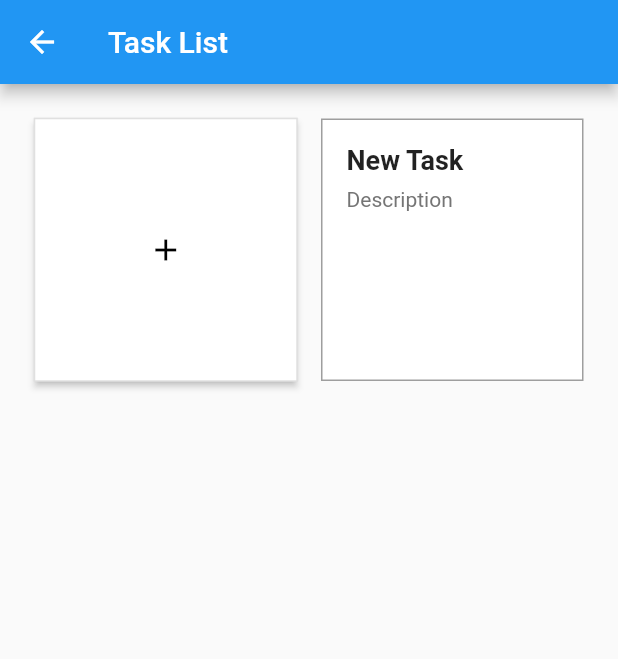
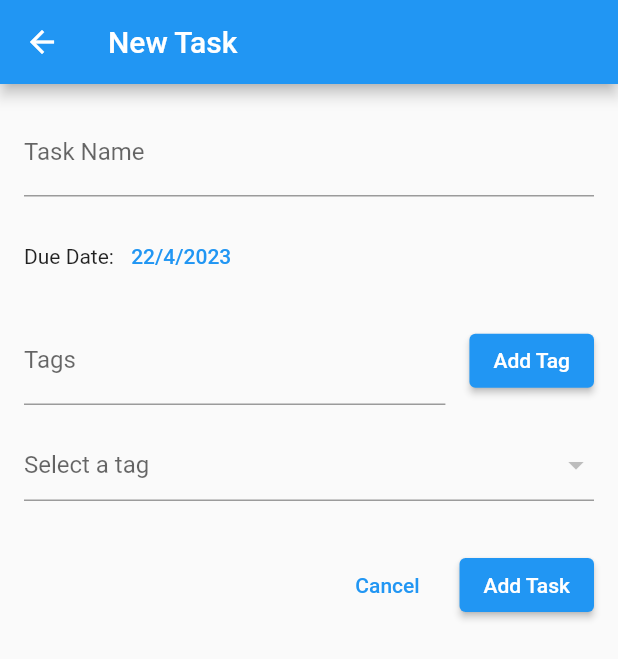
Before and after one commit to IsaiDiaz/todoapp_cubit, a Flutter app: the Home screen opened directly, after a tap on the "add" icon, on a phone screen of 412 x 824 dp. Shown: the top 659 px of the screen. Run offline on Flutter 3.47's test engine with Material 2 defaults, Android fonts, the phone set to English and light mode, and no system bars.

Commit message:
Agregada pantalla add tasks

```diff
--- /dev/null
+++ b/lib/pages/add_task.dart
@@ -0,0 +1,142 @@
+import 'package:flutter/material.dart';
+
+class TaskForm extends StatefulWidget {
+  @override
+  _TaskFormState createState() => _TaskFormState();
+}
+
+class _TaskFormState extends State<TaskForm> {
+  final _formKey = GlobalKey<FormState>();
+  final _tagsController = TextEditingController();
+
+  String _taskName = '';
+  DateTime _dueDate = DateTime.now();
+  List<String> _tags = [];
+
+  @override
+  void dispose() {
+    _tagsController.dispose();
+    super.dispose();
+  }
+
+  void _addTag() {
+    setState(() {
+      _tags.add(_tagsController.text);
+      _tagsController.clear();
+    });
+  }
+
+  void _submitForm() {
+    if (_formKey.currentState!.validate()) {
+      // Form is valid, do something with the data
+      print('Task name: $_taskName');
+      print('Due date: $_dueDate');
+      print('Tags: $_tags');
+    }
+  }
+
+  @override
+  Widget build(BuildContext context) {
+    return Scaffold(
+      appBar: AppBar(
+        title: Text('New Task'),
+      ),
+      body: Padding(
+        padding: EdgeInsets.all(16.0),
+        child: Form(
+          key: _formKey,
+          child: Column(
+            crossAxisAlignment: CrossAxisAlignment.start,
+            children: <Widget>[
+              TextFormField(
+                decoration: InputDecoration(
+                  labelText: 'Task Name',
+                ),
+                validator: (value) {
+                  if (value!.isEmpty) {
+                    return 'Please enter a task name';
+                  }
+                  return null;
+                },
+                onSaved: (value) {
+                  _taskName = value!;
+                },
+              ),
+              SizedBox(height: 16.0),
+              Row(
+                children: <Widget>[
+                  Text('Due Date: '),
+                  TextButton(
+                    onPressed: () async {
+                      final date = await showDatePicker(
+                        context: context,
+                        initialDate: _dueDate,
+                        firstDate: DateTime.now(),
+                        lastDate: DateTime.now().add(Duration(days: 365)),
+                      );
+                      if (date != null) {
+                        setState(() {
+                          _dueDate = date;
+                        });
+                      }
+                    },
+                    child: Text(
+                      '${_dueDate.day}/${_dueDate.month}/${_dueDate.year}',
+                    ),
+                  ),
+                ],
+              ),
+              SizedBox(height: 16.0),
+              Row(
+                children: <Widget>[
+                  Expanded(
+                    child: TextFormField(
+                      controller: _tagsController,
+                      decoration: InputDecoration(
+                        labelText: 'Tags',
+                      ),
+                    ),
+                  ),
+                  SizedBox(width: 16.0),
+                  ElevatedButton(
+                    onPressed: _addTag,
+                    child: Text('Add Tag'),
+                  ),
+                ],
+              ),
+              SizedBox(height: 16.0),
+              DropdownButtonFormField(
+                value: null,
+                hint: Text('Select a tag'),
+                items: _tags.map((tag) {
+                  return DropdownMenuItem(
+                    value: tag,
+                    child: Text(tag),
+                  );
+                }).toList(),
+                onChanged: (value) {},
+              ),
+              SizedBox(height: 32.0),
+              Row(
+                mainAxisAlignment: MainAxisAlignment.end,
+                children: <Widget>[
+                  TextButton(
+                    onPressed: () {
+                      Navigator.of(context).pop();
+                    },
+                    child: Text('Cancel'),
+                  ),
+                  SizedBox(width: 16.0),
+                  ElevatedButton(
+                    onPressed: _submitForm,
+                    child: Text('Add Task'),
+                  ),
+                ],
+              ),
+            ],
+          ),
+        ),
+      ),
+    );
+  }
+}
--- a/lib/pages/home.dart
+++ b/lib/pages/home.dart
@@ -1,5 +1,5 @@
 import 'package:flutter/material.dart';
-
+import 'add_task.dart';
 class Home extends StatefulWidget {
   @override
   _HomeState createState() => _HomeState();
@@ -37,7 +37,8 @@ class _HomeState extends State<Home> {
                     ),
                   ),
                 ),
-                onPressed: _addTask,
+                onPressed: () =>
+                 Navigator.push(context, MaterialPageRoute(builder: (context) => TaskForm())),
                 child: const Icon(Icons.add)),
             ),
 
```
